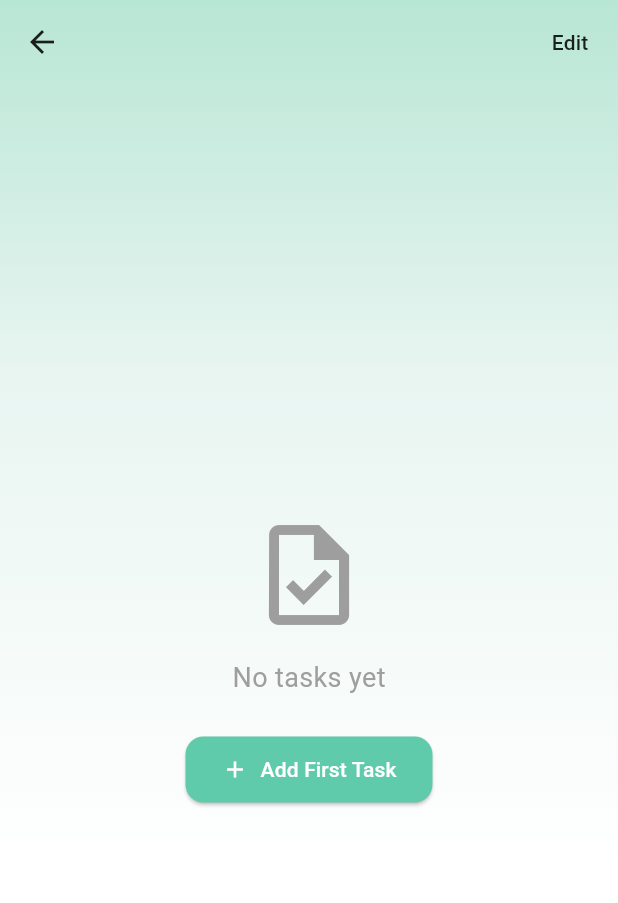
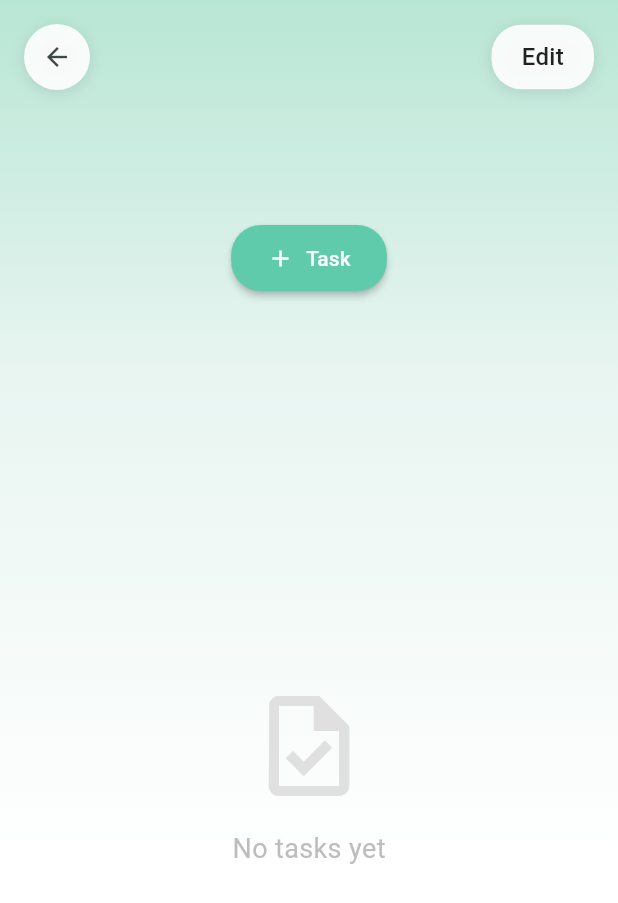
Before and after one commit to alexlamb10/cleaning_tracker, a Flutter app: the RoomDetailScreen screen opened directly with empty values, on a phone screen of 412 x 824 dp. Shown: the top 903 px of the screen. Run offline on Flutter 3.47's test engine with Material 3 defaults, Android fonts, the phone set to English and light mode, and no system bars; our stand-ins replace shared_preferences; accounts and stored records are empty.

Commit message:
Update room detail screen to match design

```diff
--- a/lib/screens/room_detail_screen.dart
+++ b/lib/screens/room_detail_screen.dart
@@ -15,65 +15,80 @@ class RoomDetailScreen extends StatelessWidget {
   Widget build(BuildContext context) {
     return GradientBackground(
       child: Scaffold(
-        appBar: AppBar(
-          title: Row(
+        body: SafeArea(
+          child: Column(
             children: [
-              Text(room.icon, style: const TextStyle(fontSize: 24)),
-              const SizedBox(width: 8),
-              Text(room.name),
-            ],
-          ),
-          actions: [
-            TextButton(
-              onPressed: () {
-                // TODO: Implement edit room
-              },
-              child: const Text('Edit', style: TextStyle(color: Colors.black87)),
+              // Header with back and edit buttons
+              Padding(
+                padding: const EdgeInsets.all(16),
+                child: Row(
+                  mainAxisAlignment: MainAxisAlignment.spaceBetween,
+                  children: [
+                    // Back button
+                    Container(
+                      width: 44,
+                      height: 44,
+                      decoration: BoxDecoration(
+                        color: Colors.white.withOpacity(0.9),
+                        shape: BoxShape.circle,
+                        boxShadow: [
+                          BoxShadow(
+                            color: Colors.black.withOpacity(0.1),
+                            blurRadius: 8,
+                            offset: const Offset(0, 2),
                           ),
                         ],
                       ),
-        body: Consumer<DataService>(
-          builder: (context, dataService, child) {
-            final tasks = dataService.getTasksForRoom(room.id);
-
-            if (tasks.isEmpty) {
-              return Center(
-                child: Column(
-                  mainAxisAlignment: MainAxisAlignment.center,
-                  children: [
-                    const Icon(Icons.task_outlined, size: 80, color: Colors.grey),
-                    const SizedBox(height: 16),
-                    const Text('No tasks yet', style: TextStyle(fontSize: 18, color: Colors.grey)),
-                    const SizedBox(height: 24),
-                    ElevatedButton.icon(
-                      onPressed: () {
-                        Navigator.push(
-                          context,
-                          MaterialPageRoute(
-                            builder: (context) => AddTaskScreen(preselectedRoomId: room.id),
+                      child: IconButton(
+                        icon: const Icon(Icons.arrow_back, size: 20),
+                        onPressed: () => Navigator.pop(context),
+                        padding: EdgeInsets.zero,
                       ),
-                        );
-                      },
-                      icon: const Icon(Icons.add),
-                      label: const Text('Add First Task'),
-                      style: ElevatedButton.styleFrom(
-                        backgroundColor: const Color(0xFF5FCBAA),
-                        foregroundColor: Colors.white,
-                        padding: const EdgeInsets.symmetric(horizontal: 24, vertical: 12),
-                        shape: RoundedRectangleBorder(
-                          borderRadius: BorderRadius.circular(12),
+                    ),
+                    // Edit button
+                    Container(
+                      padding: const EdgeInsets.symmetric(horizontal: 20, vertical: 10),
+                      decoration: BoxDecoration(
+                        color: Colors.white.withOpacity(0.9),
+                        borderRadius: BorderRadius.circular(20),
+                        boxShadow: [
+                          BoxShadow(
+                            color: Colors.black.withOpacity(0.1),
+                            blurRadius: 8,
+                            offset: const Offset(0, 2),
+                          ),
+                        ],
+                      ),
+                      child: const Text(
+                        'Edit',
+                        style: TextStyle(
+                          fontSize: 16,
+                          fontWeight: FontWeight.w500,
+                          color: Colors.black87,
                         ),
                       ),
                     ),
                   ],
                 ),
-              );
-            }
-
-            return Column(
-              children: [
+              ),
+              // Room title
               Padding(
-                  padding: const EdgeInsets.all(16),
+                padding: const EdgeInsets.symmetric(horizontal: 24, vertical: 8),
+                child: Align(
+                  alignment: Alignment.centerLeft,
+                  child: Text(
+                    room.name,
+                    style: const TextStyle(
+                      fontSize: 28,
+                      fontWeight: FontWeight.bold,
+                      color: Colors.black87,
+                    ),
+                  ),
+                ),
+              ),
+              // + Task button
+              Padding(
+                padding: const EdgeInsets.symmetric(vertical: 16),
                 child: ElevatedButton.icon(
                   onPressed: () {
                     Navigator.push(
@@ -83,28 +98,53 @@ class RoomDetailScreen extends StatelessWidget {
                       ),
                     );
                   },
-                    icon: const Icon(Icons.add),
+                  icon: const Icon(Icons.add, size: 18),
                   label: const Text('Task'),
                   style: ElevatedButton.styleFrom(
                     backgroundColor: const Color(0xFF5FCBAA),
                     foregroundColor: Colors.white,
+                    padding: const EdgeInsets.symmetric(horizontal: 24, vertical: 12),
                     shape: RoundedRectangleBorder(
-                        borderRadius: BorderRadius.circular(12),
+                      borderRadius: BorderRadius.circular(20),
+                    ),
+                    elevation: 2,
                   ),
                 ),
               ),
+              // Task list
+              Expanded(
+                child: Consumer<DataService>(
+                  builder: (context, dataService, child) {
+                    final tasks = dataService.getTasksForRoom(room.id);
+
+                    if (tasks.isEmpty) {
+                      return Center(
+                        child: Column(
+                          mainAxisAlignment: MainAxisAlignment.center,
+                          children: [
+                            Icon(Icons.task_outlined, size: 80, color: Colors.grey[300]),
+                            const SizedBox(height: 16),
+                            Text(
+                              'No tasks yet',
+                              style: TextStyle(fontSize: 18, color: Colors.grey[400]),
                             ),
-                Expanded(
-                  child: ListView.builder(
+                          ],
+                        ),
+                      );
+                    }
+
+                    return ListView.builder(
+                      padding: const EdgeInsets.only(top: 8),
                       itemCount: tasks.length,
                       itemBuilder: (context, index) {
                         return TaskCard(task: tasks[index]);
                       },
+                    );
+                  },
                 ),
               ),
             ],
-            );
-          },
+          ),
         ),
       ),
     );
```
Lines whose indentation alone changed are shown as unchanged.
